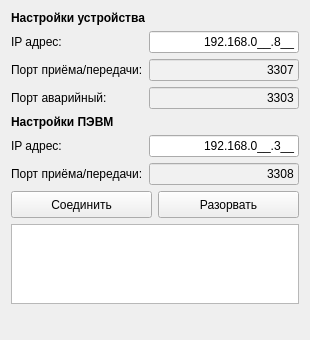
This is tgca/connection.ui in Veala/host_tgca-for-t_hsc as Qt 5 draws it before an edit. The edited form follows.
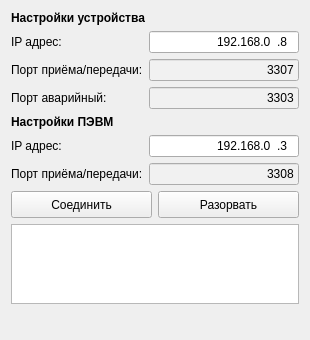
This is the edited form. Icons and pictures are not drawn.

Diff of the .ui file:
```diff
--- a/tgca/connection.ui
+++ b/tgca/connection.ui
@@ -81,7 +81,7 @@
         </font>
        </property>
        <property name="inputMask">
-        <string>000.000.000.000;_</string>
+        <string>000.000.000.000</string>
        </property>
        <property name="text">
         <string>192.168.0.8</string>
@@ -181,13 +181,8 @@
      </item>
      <item row="0" column="1">
       <widget class="QLineEdit" name="lineEditIPPCNet">
-       <property name="font">
-        <font>
-         <pointsize>9</pointsize>
-        </font>
-       </property>
        <property name="inputMask">
-        <string>000.000.000.000;_</string>
+        <string>000.000.000.000</string>
        </property>
        <property name="text">
         <string>192.168.0.3</string>
```
Left out of the diff: 7 changed lines with no effect on the pictures.
